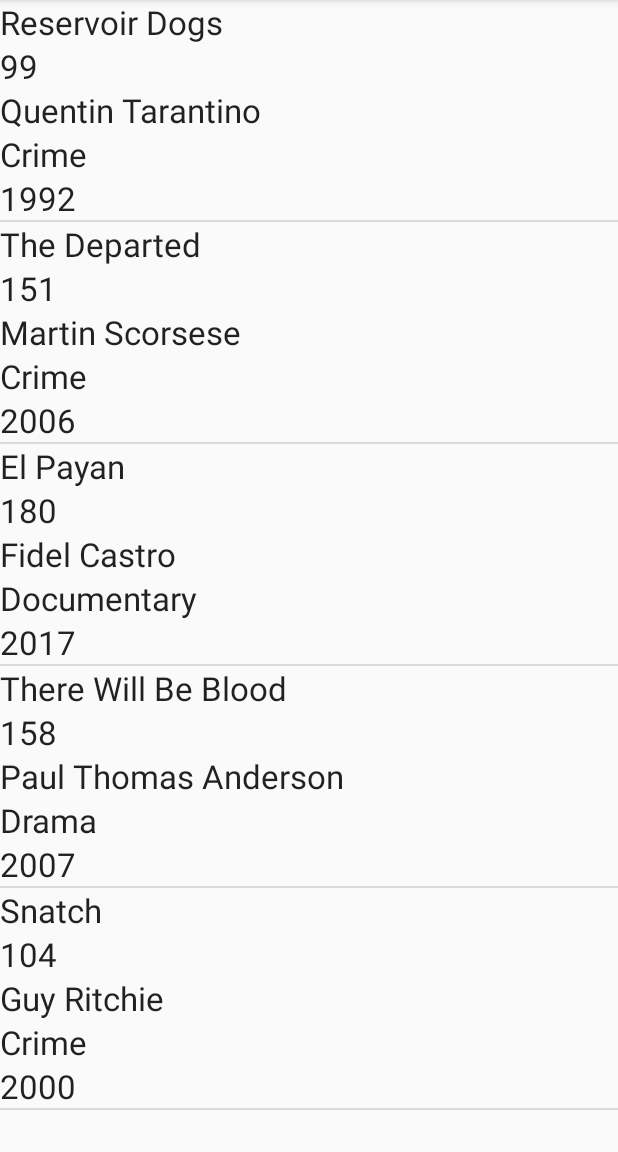
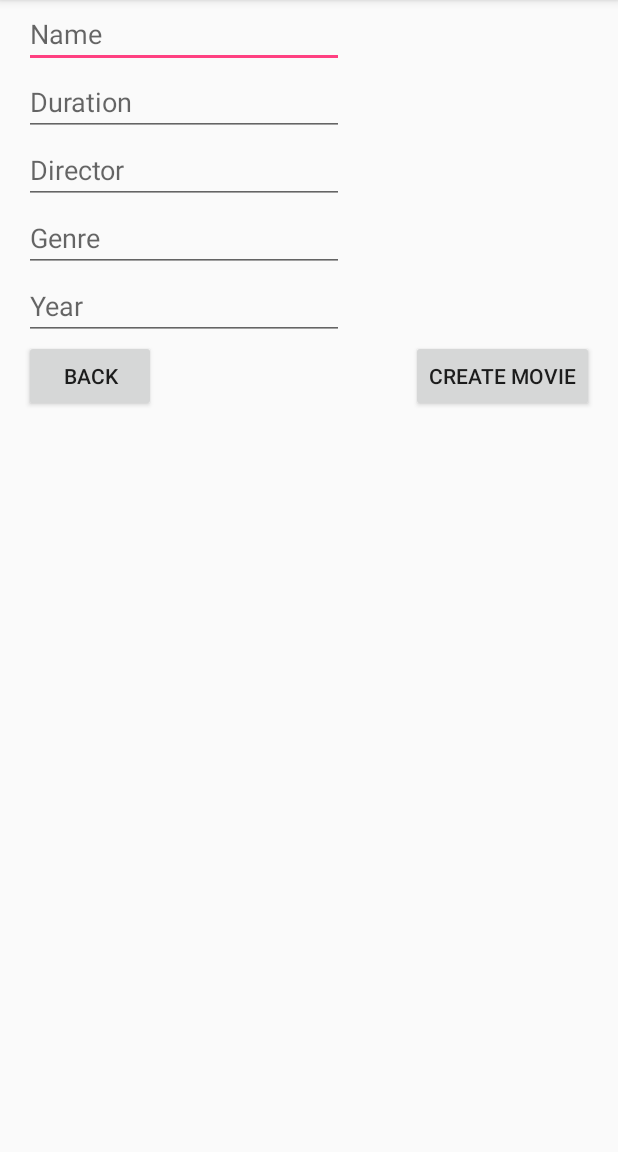
Before and after one commit to jpayan/MobileDev, an Android app: the screen it shows after launch (MovieListActivity before the commit, CreateMovieActivity after it), after a tap on "MOVIES", on a phone screen of 412 x 824 dp, the part 84-1236 px from its top. Run offline under Robolectric (Android 15) with nearby library versions, the phone set to English and light mode, and no system bars.

Commit message:
Create Movie and Delete

```diff
--- a/Actividad1/app/src/main/AndroidManifest.xml
+++ b/Actividad1/app/src/main/AndroidManifest.xml
@@ -20,7 +20,8 @@
             </intent-filter>
         </activity>
         <activity android:name=".SecondActivity" />
-        <activity android:name=".MovieListActivity"></activity>
+        <activity android:name=".MovieListActivity" />
+        <activity android:name=".CreateMovieActivity"></activity>
     </application>
 
 </manifest>
--- /dev/null
+++ b/Actividad1/app/src/main/java/mx/cetys/jorgepayan/actividad1/CreateMovieActivity.java
@@ -0,0 +1,73 @@
+package mx.cetys.jorgepayan.actividad1;
+
+import android.content.Intent;
+import android.support.v7.app.AppCompatActivity;
+import android.os.Bundle;
+import android.view.View;
+import android.widget.Button;
+import android.widget.EditText;
+
+import java.util.ArrayList;
+
+public class CreateMovieActivity extends AppCompatActivity {
+
+    ArrayList<Movie> movies = new ArrayList<Movie>() {{
+        add(new Movie("Reservoir Dogs", 99, "Quentin Tarantino", "Crime", 1992));
+        add(new Movie("The Departed", 151, "Martin Scorsese", "Crime", 2006));
+        add(new Movie("El Payan", 180, "Fidel Castro", "Documentary", 2017));
+        add(new Movie("There Will Be Blood", 158, "Paul Thomas Anderson", "Drama", 2007));
+        add(new Movie("Snatch", 104, "Guy Ritchie", "Crime", 2000));
+    }};
+
+    @Override
+    protected void onCreate(Bundle savedInstanceState) {
+        super.onCreate(savedInstanceState);
+        setContentView(R.layout.activity_create_movie);
+
+        Button button_goBack;
+        Button button_createMovie;
+        final EditText movieName = (EditText) findViewById(R.id.movieName);
+        final EditText movieDuration = (EditText) findViewById(R.id.movieDuration);
+        final EditText movieDirector = (EditText) findViewById(R.id.movieDirector);
+        final EditText movieGenre = (EditText) findViewById(R.id.movieGenre);
+        final EditText movieYear = (EditText) findViewById(R.id.movieYear);
+
+        button_goBack = (Button) findViewById(R.id.button_backToMain);
+        button_createMovie = (Button) findViewById(R.id.button_createMovie);
+
+        Intent intent = getIntent();
+
+        button_goBack.setOnClickListener(new View.OnClickListener() {
+            @Override
+            public void onClick(View view) {
+                finish();
+            }
+        });
+
+        button_createMovie.setOnClickListener(
+            new View.OnClickListener() {
+
+                @Override
+                public void onClick(View view) {
+                    buildMovie(movieName, movieDuration, movieDirector, movieGenre, movieYear);
+                    Intent intent = new Intent(getApplicationContext(), MovieListActivity.class);
+                    intent.putExtra(MainActivity.EXTRA_KEY, movies);
+                    startActivity(intent);
+                    startActivityForResult(intent,MainActivity.RETURN_CODE);
+                }
+            }
+        );
+    }
+
+    private void buildMovie(EditText name, EditText duration, EditText director, EditText genre,
+                            EditText year) {
+        Movie movie = new Movie(
+            name.getText().toString(),
+            Integer.parseInt(duration.getText().toString()),
+            director.getText().toString(),
+            genre.getText().toString(),
+            Integer.parseInt(year.getText().toString())
+        );
+        movies.add(movie);
+    }
+}
--- a/Actividad1/app/src/main/java/mx/cetys/jorgepayan/actividad1/MainActivity.java
+++ b/Actividad1/app/src/main/java/mx/cetys/jorgepayan/actividad1/MainActivity.java
@@ -21,14 +21,7 @@ import java.util.ArrayList;
 
 public class MainActivity extends AppCompatActivity {
     public final static String EXTRA_KEY="Messaje";
-
-    ArrayList<Movie> movies = new ArrayList<Movie>() {{
-        add(new Movie("Reservoir Dogs", 99, "Quentin Tarantino", "Crime", 1992));
-        add(new Movie("The Departed", 151, "Martin Scorsese", "Crime", 2006));
-        add(new Movie("El Payan", 180, "Fidel Castro", "Documentary", 2017));
-        add(new Movie("There Will Be Blood", 158, "Paul Thomas Anderson", "Drama", 2007));
-        add(new Movie("Snatch", 104, "Guy Ritchie", "Crime", 2000));
-    }};
+    public final static int RETURN_CODE=1;
 
     @Override
     protected void onCreate(Bundle savedInstanceState) {
@@ -64,13 +57,28 @@ public class MainActivity extends AppCompatActivity {
         });
 
         button_movieList.setOnClickListener(new View.OnClickListener() {
+//            @Override
+//            public void onClick(View view) {
+//                Intent intent = new Intent(getApplicationContext(), MovieListActivity.class);
+//                intent.putExtra(EXTRA_KEY, movies);
+//                startActivity(intent);
+//                startActivityForResult(intent,RETURN_CODE);
+//            }
+
             @Override
             public void onClick(View view) {
-                Intent intent = new Intent(getApplicationContext(), MovieListActivity.class);
-                intent.putExtra(EXTRA_KEY, movies);
+                Intent intent = new Intent(getApplicationContext(), CreateMovieActivity.class);
+                intent.putExtra(EXTRA_KEY, "Movies");
                 startActivity(intent);
             }
         });
+    }
+
+    @Override
+    public void onActivityResult(int requestCode, int resultCode, Intent data) {
+        if (resultCode == RESULT_OK && requestCode == RETURN_CODE) {
+
+        }
     }
 
     @Override
--- a/Actividad1/app/src/main/java/mx/cetys/jorgepayan/actividad1/MovieAdapter.java
+++ b/Actividad1/app/src/main/java/mx/cetys/jorgepayan/actividad1/MovieAdapter.java
@@ -6,6 +6,7 @@ import android.support.annotation.NonNull;
 import android.view.View;
 import android.view.ViewGroup;
 import android.widget.ArrayAdapter;
+import android.widget.ListView;
 import android.widget.TextView;
 
 /**
--- /dev/null
+++ b/Actividad1/app/src/main/res/layout/activity_create_movie.xml
@@ -0,0 +1,94 @@
+<?xml version="1.0" encoding="utf-8"?>
+<android.support.constraint.ConstraintLayout xmlns:android="http://schemas.android.com/apk/res/android"
+    xmlns:app="http://schemas.android.com/apk/res-auto"
+    xmlns:tools="http://schemas.android.com/tools"
+    android:layout_width="match_parent"
+    android:layout_height="match_parent"
+    tools:context="mx.cetys.jorgepayan.actividad1.CreateMovieActivity">
+
+    <EditText
+        android:id="@+id/movieName"
+        android:layout_width="wrap_content"
+        android:layout_height="wrap_content"
+        android:ems="10"
+        android:hint="Name"
+        android:inputType="textPersonName"
+        app:layout_constraintLeft_toLeftOf="parent"
+        app:layout_constraintTop_toTopOf="parent"
+        app:layout_constraintTop_toBottomOf="parent"
+        android:layout_marginLeft="16dp"
+        android:layout_marginRight="16dp" />
+
+    <EditText
+        android:id="@+id/movieDuration"
+        android:layout_width="wrap_content"
+        android:layout_height="wrap_content"
+        android:ems="10"
+        android:hint="Duration"
+        android:inputType="textPersonName"
+        app:layout_constraintLeft_toLeftOf="parent"
+        app:layout_constraintTop_toBottomOf="@+id/movieName"
+        android:layout_marginLeft="16dp"
+        android:layout_marginRight="16dp" />
+
+    <EditText
+        android:id="@+id/movieDirector"
+        android:layout_width="wrap_content"
+        android:layout_height="wrap_content"
+        android:ems="10"
+        android:hint="Director"
+        android:inputType="textPersonName"
+        app:layout_constraintLeft_toLeftOf="parent"
+        app:layout_constraintTop_toBottomOf="@+id/movieDuration"
+        android:layout_marginLeft="16dp"
+        android:layout_marginRight="16dp" />
+
+    <EditText
+        android:id="@+id/movieGenre"
+        android:layout_width="wrap_content"
+        android:layout_height="wrap_content"
+        android:ems="10"
+        android:hint="Genre"
+        android:inputType="textPersonName"
+        app:layout_constraintLeft_toLeftOf="parent"
+        app:layout_constraintTop_toBottomOf="@+id/movieDirector"
+        android:layout_marginLeft="16dp"
+        android:layout_marginRight="16dp" />
+
+    <EditText
+        android:id="@+id/movieYear"
+        android:layout_width="wrap_content"
+        android:layout_height="wrap_content"
+        android:ems="10"
+        android:hint="Year"
+        android:inputType="textPersonName"
+        app:layout_constraintLeft_toLeftOf="parent"
+        app:layout_constraintTop_toBottomOf="@+id/movieGenre"
+        android:layout_marginLeft="16dp"
+        android:layout_marginRight="16dp" />
+
+    <Button
+        android:id="@+id/button_createMovie"
+        android:layout_width="wrap_content"
+        android:layout_height="wrap_content"
+        android:text="Create Movie"
+        app:layout_constraintTop_toBottomOf="@+id/movieYear"
+        app:layout_constraintRight_toRightOf="parent"
+        android:layout_marginLeft="16dp"
+        android:layout_marginRight="16dp"
+        app:layout_constraintHorizontal_bias="1.0"
+        tools:layout_editor_absoluteY="71dp" />
+
+    <Button
+        android:id="@+id/button_backToMain"
+        android:layout_width="wrap_content"
+        android:layout_height="wrap_content"
+        android:text="Back"
+        app:layout_constraintTop_toBottomOf="@+id/movieYear"
+        app:layout_constraintLeft_toLeftOf="parent"
+        android:layout_marginLeft="16dp"
+        android:layout_marginRight="16dp"
+        app:layout_constraintHorizontal_bias="1.0"
+        tools:layout_editor_absoluteY="71dp" />
+
+</android.support.constraint.ConstraintLayout>
--- a/Actividad1/app/src/main/res/layout/content_main.xml
+++ b/Actividad1/app/src/main/res/layout/content_main.xml
@@ -40,7 +40,7 @@
         android:layout_height="wrap_content"
         android:text="Movies"
         app:layout_constraintTop_toBottomOf="@+id/button_click"
-        app:layout_constraintLeft_toRightOf="@+id/button_click"
+        app:layout_constraintLeft_toRightOf="@+id/text_name"
         app:layout_constraintRight_toRightOf="parent"
         android:layout_marginLeft="16dp"
         android:layout_marginRight="16dp"
```
Also changed, not shown: Actividad1/app/src/main/java/mx/cetys/jorgepayan/actividad1/Movie.java (+36 -2 lines), Actividad1/app/src/main/java/mx/cetys/jorgepayan/actividad1/MovieListActivity.java (+36 -7 lines).
